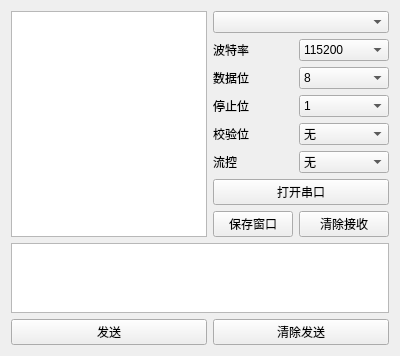
First picture: the form in serialportassistant.ui, repository One2INF/AioTool, before the edit.
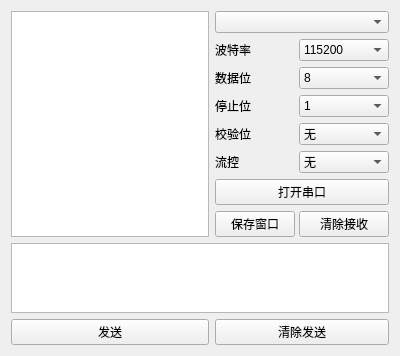
Second picture: the form after the edit. Custom widgets are drawn as their Qt base class.

Commit message: 串口调试工具：接收数据正常显示

Diff of the .ui file:
```diff
--- a/serialportassistant.ui
+++ b/serialportassistant.ui
@@ -7,73 +7,45 @@
     <x>0</x>
     <y>0</y>
     <width>400</width>
-    <height>300</height>
+    <height>346</height>
    </rect>
   </property>
   <property name="windowTitle">
    <string>Form</string>
   </property>
   <layout class="QGridLayout" name="gridLayout_2">
-   <item row="2" column="1" rowspan="2" colspan="2">
+   <item row="8" column="2">
+    <widget class="QPushButton" name="pushButton_ClearSend">
+     <property name="text">
+      <string>清除发送</string>
+     </property>
+    </widget>
+   </item>
+   <item row="4" column="1" colspan="2">
     <widget class="QPlainTextEdit" name="plainTextEdit_Send"/>
    </item>
+   <item row="8" column="1">
+    <widget class="QPushButton" name="pushButton_Send">
+     <property name="text">
+      <string>发送</string>
+     </property>
+    </widget>
+   </item>
+   <item row="1" column="1">
+    <widget class="QTextBrowser" name="textBrowser"/>
+   </item>
    <item row="1" column="2">
-    <layout class="QGridLayout" name="gridLayout">
-     <item row="8" column="1">
-      <widget class="QPushButton" name="pushButton_ClearReceive">
+    <layout class="QGridLayout" name="gridLayout" columnminimumwidth="10,10">
+     <property name="sizeConstraint">
+      <enum>QLayout::SetDefaultConstraint</enum>
+     </property>
+     <property name="horizontalSpacing">
+      <number>4</number>
+     </property>
+     <item row="8" column="0">
+      <widget class="QPushButton" name="pushButton_Save">
        <property name="text">
-        <string>清除接收</string>
-       </property>
-      </widget>
-     </item>
-     <item row="3" column="1">
-      <widget class="QComboBox" name="comboBox_DataBit">
-       <item>
-        <property name="text">
-         <string>8</string>
-        </property>
-       </item>
-       <item>
-        <property name="text">
-         <string>7</string>
-        </property>
-       </item>
-       <item>
-        <property name="text">
-         <string>6</string>
-        </property>
-       </item>
-       <item>
-        <property name="text">
-         <string>5</string>
-        </property>
-       </item>
-      </widget>
-     </item>
-     <item row="5" column="0">
-      <widget class="QLabel" name="label_6">
-       <property name="text">
-        <string>校验位</string>
-       </property>
-      </widget>
-     </item>
-     <item row="4" column="0">
-      <widget class="QLabel" name="label_5">
-       <property name="text">
-        <string>停止位</string>
-       </property>
-      </widget>
-     </item>
-     <item row="7" column="0" colspan="2">
-      <widget class="QPushButton" name="pushButton_OpenPort">
-       <property name="text">
-        <string>打开串口</string>
-       </property>
-       <property name="checkable">
-        <bool>false</bool>
-       </property>
-       <property name="autoExclusive">
-        <bool>false</bool>
+        <string>保存窗口</string>
        </property>
       </widget>
      </item>
@@ -90,17 +62,26 @@
        </property>
       </spacer>
      </item>
-     <item row="2" column="0">
-      <widget class="QLabel" name="label">
+     <item row="6" column="0">
+      <widget class="QLabel" name="label_2">
        <property name="text">
-        <string>波特率</string>
+        <string>流控</string>
        </property>
       </widget>
      </item>
-     <item row="8" column="0">
-      <widget class="QPushButton" name="pushButton_Save">
+     <item row="2" column="1">
+      <widget class="QComboBox" name="comboBox_Baudrate">
+       <item>
+        <property name="text">
+         <string>115200</string>
+        </property>
+       </item>
+      </widget>
+     </item>
+     <item row="3" column="0">
+      <widget class="QLabel" name="label_4">
        <property name="text">
-        <string>保存窗口</string>
+        <string>数据位</string>
        </property>
       </widget>
      </item>
@@ -123,10 +104,10 @@
        </item>
       </widget>
      </item>
-     <item row="3" column="0">
-      <widget class="QLabel" name="label_4">
+     <item row="2" column="0">
+      <widget class="QLabel" name="label">
        <property name="text">
-        <string>数据位</string>
+        <string>波特率</string>
        </property>
       </widget>
      </item>
@@ -152,13 +133,42 @@
        </item>
       </widget>
      </item>
-     <item row="2" column="1">
-      <widget class="QComboBox" name="comboBox_Baudrate">
+     <item row="3" column="1">
+      <widget class="QComboBox" name="comboBox_DataBit">
        <item>
         <property name="text">
-         <string>115200</string>
+         <string>8</string>
         </property>
        </item>
+       <item>
+        <property name="text">
+         <string>7</string>
+        </property>
+       </item>
+       <item>
+        <property name="text">
+         <string>6</string>
+        </property>
+       </item>
+       <item>
+        <property name="text">
+         <string>5</string>
+        </property>
+       </item>
+      </widget>
+     </item>
+     <item row="4" column="0">
+      <widget class="QLabel" name="label_5">
+       <property name="text">
+        <string>停止位</string>
+       </property>
+      </widget>
+     </item>
+     <item row="5" column="0">
+      <widget class="QLabel" name="label_6">
+       <property name="text">
+        <string>校验位</string>
+       </property>
       </widget>
      </item>
      <item row="6" column="1">
@@ -180,32 +190,28 @@
        </item>
       </widget>
      </item>
-     <item row="6" column="0">
-      <widget class="QLabel" name="label_2">
+     <item row="7" column="0" colspan="2">
+      <widget class="QPushButton" name="pushButton_OpenPort">
        <property name="text">
-        <string>流控</string>
+        <string>打开串口</string>
+       </property>
+       <property name="checkable">
+        <bool>false</bool>
+       </property>
+       <property name="autoExclusive">
+        <bool>false</bool>
+       </property>
+      </widget>
+     </item>
+     <item row="8" column="1">
+      <widget class="QPushButton" name="pushButton_ClearReceive">
+       <property name="text">
+        <string>清除接收</string>
        </property>
       </widget>
      </item>
     </layout>
    </item>
-   <item row="1" column="1">
-    <widget class="QPlainTextEdit" name="plainTextEdit_Receive"/>
-   </item>
-   <item row="7" column="2">
-    <widget class="QPushButton" name="pushButton_ClearSend">
-     <property name="text">
-      <string>清除发送</string>
-     </property>
-    </widget>
-   </item>
-   <item row="7" column="1">
-    <widget class="QPushButton" name="pushButton_Send">
-     <property name="text">
-      <string>发送</string>
-     </property>
-    </widget>
-   </item>
   </layout>
  </widget>
  <customwidgets>
```
The commit also changes 3 other files.
